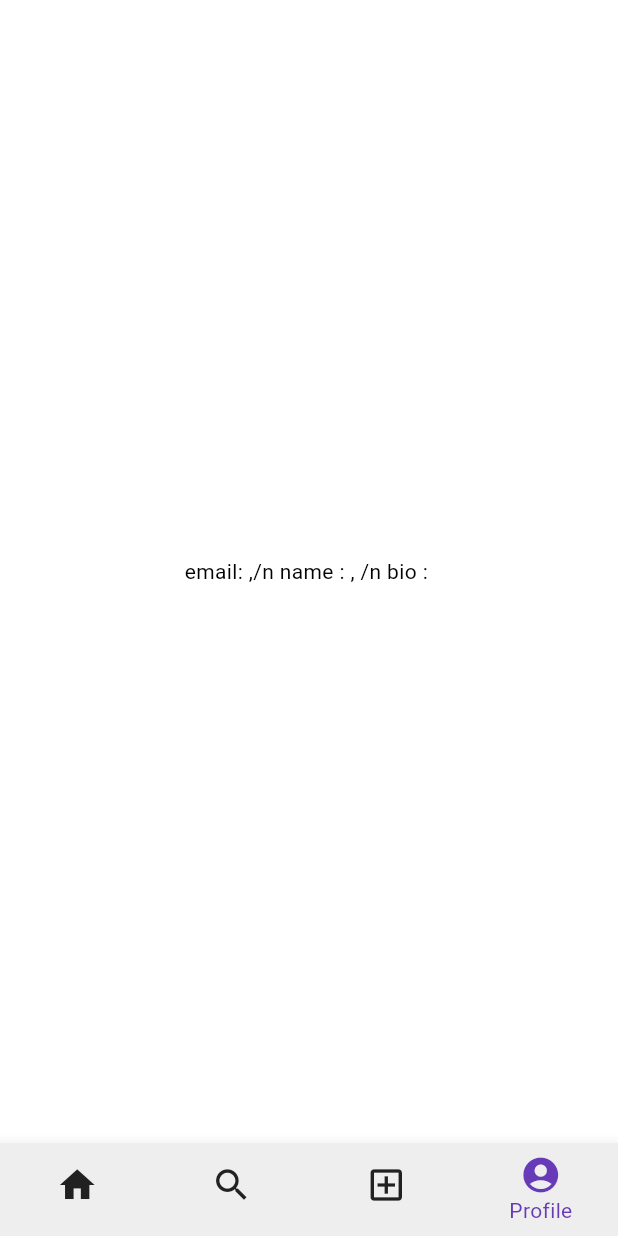
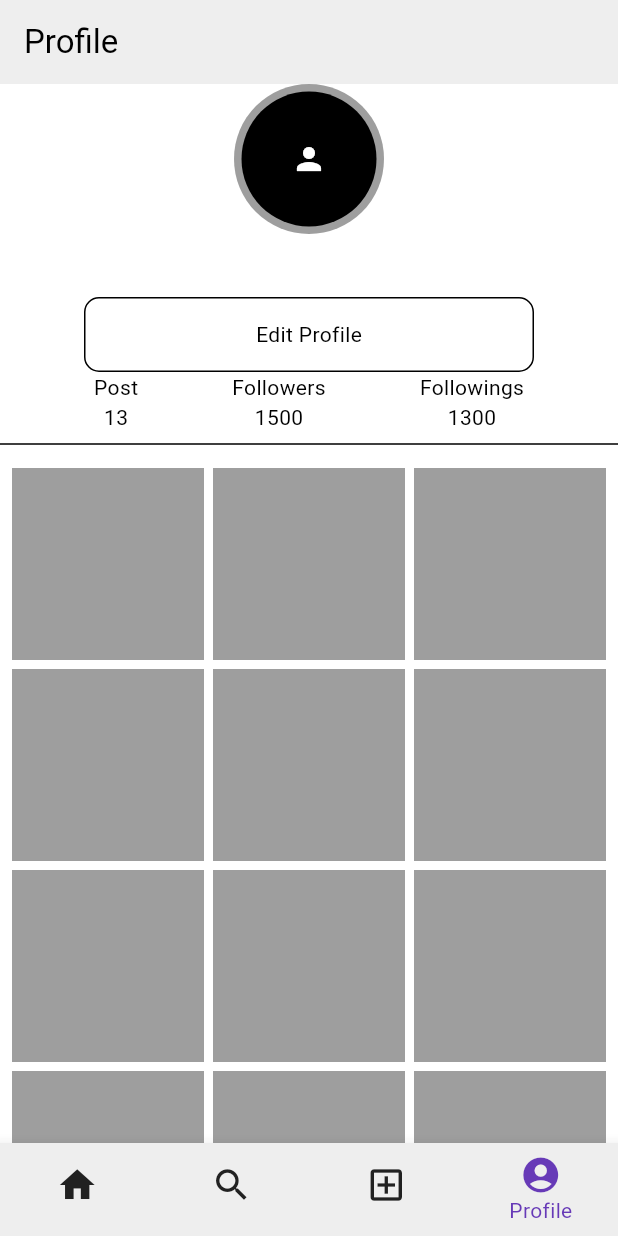
Before and after one commit to praveen0075/snaploop_, a Flutter app: the screen it shows once a user with an empty profile is signed in, item 4 of the bottom bar chosen, on a phone screen of 412 x 824 dp. Run offline on Flutter 3.47's test engine with Material 3 defaults, Android fonts, the phone set to English and light mode, and no system bars; our stand-ins replace cloud_firestore, equatable, firebase_auth, firebase_core, flutter_bloc; accounts and stored records are empty; generated files the repository leaves out were written again.

Commit message:
user profile page temperorly done , edit page still pending

```diff
--- a/lib/features/auth/presentation/bloc/auth_event.dart
+++ b/lib/features/auth/presentation/bloc/auth_event.dart
@@ -1,7 +1,6 @@
 
 import 'package:equatable/equatable.dart';
 import 'package:snap_loop/features/auth/domain/entities/user_entity.dart';
-import 'package:snap_loop/features/auth/presentation/pages/auth.dart';
 
 abstract class AuthEvent extends Equatable {
   @override
--- a/lib/features/profile/data/firebase_userprofile_repo.dart
+++ b/lib/features/profile/data/firebase_userprofile_repo.dart
@@ -22,12 +22,12 @@ class FirebaseUserProfileRepo implements UserprofileRepo {
             userid: id,
             userEmail: userData["userEmail"],
             userName: userData["userName"],
-            userBio: userData["userBio"],
-            profilePicUrl: userData["userprofilePicUrl"],
+            userBio: userData["userBio"] ?? '',
+            profilePicUrl: userData["userprofilePicUrl"] ?? '',
           );
           return user;
         }
-      }else{
+      } else {
         log("returning null");
         return null;
       }
--- a/lib/features/profile/presentation/pages/profile_page.dart
+++ b/lib/features/profile/presentation/pages/profile_page.dart
@@ -4,6 +4,7 @@ import 'package:flutter_bloc/flutter_bloc.dart';
 import 'package:snap_loop/features/profile/presentation/bloc/profile_bloc.dart';
 import 'package:snap_loop/features/profile/presentation/bloc/profile_event.dart';
 import 'package:snap_loop/features/profile/presentation/bloc/profile_state.dart';
+import 'package:snap_loop/features/profile/presentation/pages/edit_profile_page.dart';
 
 class ProfilePage extends StatefulWidget {
   const ProfilePage({super.key});
@@ -26,11 +27,76 @@ class _ProfilePageState extends State<ProfilePage> {
         if (state is UserProfileUserDetailsLoadedState) {
           log(state.user.toString());
           return Scaffold(
-            body: Center(
-              child: Text(
-                "email: ${state.user!.userEmail},/n name : ${state.user!.userName ?? ""}, /n bio : ${state.user!.userBio}",
+            appBar: AppBar(title: Text("Profile")),
+            body: SingleChildScrollView(
+              child: Column(
+                children: [
+                  CircleAvatar(
+                    radius: 50,
+                    backgroundColor: Colors.grey,
+                    child: CircleAvatar(
+                      radius: 45,
+                      backgroundColor: Colors.black,
+                      child: Icon(Icons.person),
+                    ),
+                  ),
+                  Text(state.user!.userName.toString()),
+                  Text(state.user!.userBio.toString()),
+                  GestureDetector(
+                    onTap:
+                        () => Navigator.push(
+                          context,
+                          MaterialPageRoute(
+                            builder:
+                                (context) => EditProfilePage(user: state.user),
+                          ),
+                        ),
+                    child: Container(
+                      height: 50,
+                      width: 300,
+                      decoration: BoxDecoration(
+                        borderRadius: BorderRadius.circular(10),
+                        border: Border.all(),
+                      ),
+                      child: Center(child: Text("Edit Profile")),
+                    ),
+                  ),
+                  Row(
+                    mainAxisAlignment: MainAxisAlignment.spaceEvenly,
+                    children: [
+                      Column(children: [Text("Post"), Text("13")]),
+                      Column(children: [Text("Followers"), Text("1500")]),
+                      Column(children: [Text("Followings"), Text("1300")]),
+                    ],
+                  ),
+                  Divider(),
+                  Padding(
+                    padding: const EdgeInsets.all(8.0),
+                    child: GridView.builder(
+                      itemCount: 30,
+                      shrinkWrap: true,
+                      physics: NeverScrollableScrollPhysics(),
+                      gridDelegate: SliverGridDelegateWithFixedCrossAxisCount(
+                        crossAxisCount: 3,
+                        crossAxisSpacing: 6,
+                        mainAxisSpacing: 6,
+                      ),
+                      itemBuilder:
+                          (context, index) => Container(
+                            height: 50,
+                            width: 50,
+                            decoration: BoxDecoration(color: Colors.grey),
+                          ),
+                    ),
+                  ),
+                ],
               ),
             ),
+            // body: Center(
+            //   child: Text(
+            //     "email: ${state.user!.userEmail},/n name : ${state.user!.userName ?? ""}, /n bio : ${state.user!.userBio}",
+            //   ),
+            // ),
           );
         } else {
           return Center(child: CircularProgressIndicator());
```
Also changed, not shown: lib/features/profile/presentation/pages/edit_profile_page.dart (added, +44 -0 lines), lib/features/auth/data/auth_repository.dart (line endings or trailing spaces).
